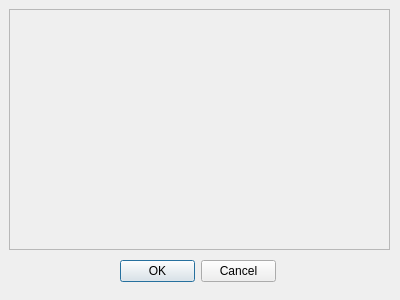
First picture: the form in lightapp/ui/QDesigner/SlotsWindow.ui, repository raphigaziano/lightapp, before the edit.
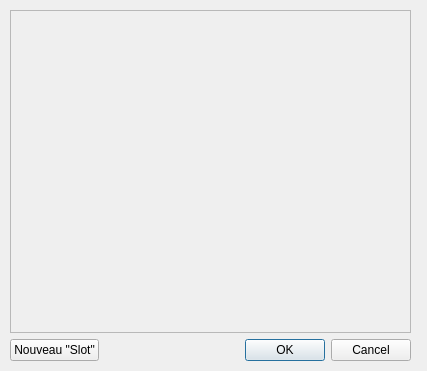
Second picture: the form after the edit.

Commit message: generatin slot widgets inside scrollarea

Diff of the .ui file:
```diff
--- a/lightapp/ui/QDesigner/SlotsWindow.ui
+++ b/lightapp/ui/QDesigner/SlotsWindow.ui
@@ -6,38 +6,25 @@
    <rect>
     <x>0</x>
     <y>0</y>
-    <width>400</width>
-    <height>300</height>
+    <width>427</width>
+    <height>371</height>
    </rect>
   </property>
   <property name="windowTitle">
    <string>LightApp - Mémoires</string>
   </property>
-  <widget class="QDialogButtonBox" name="buttonBox">
+  <widget class="QWidget" name="verticalLayoutWidget_2">
    <property name="geometry">
     <rect>
-     <x>120</x>
-     <y>260</y>
-     <width>156</width>
-     <height>23</height>
+     <x>10</x>
+     <y>10</y>
+     <width>401</width>
+     <height>351</height>
     </rect>
    </property>
-   <property name="orientation">
-    <enum>Qt::Horizontal</enum>
-   </property>
-   <property name="standardButtons">
-    <set>QDialogButtonBox::Cancel|QDialogButtonBox::Ok</set>
-   </property>
-  </widget>
-  <widget class="QScrollArea" name="scrollArea">
-   <property name="geometry">
-    <rect>
-     <x>9</x>
-     <y>9</y>
-     <width>381</width>
-     <height>241</height>
-    </rect>
-   </property>
+   <layout class="QVBoxLayout" name="verticalLayout">
+    <item>
+     <widget class="QScrollArea" name="slots_scroller">
    <property name="widgetResizable">
     <bool>true</bool>
    </property>
@@ -46,11 +33,58 @@
      <rect>
       <x>0</x>
       <y>0</y>
-      <width>379</width>
-      <height>239</height>
-     </rect>
-    </property>
-   </widget>
+         <width>397</width>
+         <height>316</height>
+        </rect>
+       </property>
+       <widget class="QWidget" name="verticalLayoutWidget">
+        <property name="geometry">
+         <rect>
+          <x>-1</x>
+          <y>-1</y>
+          <width>401</width>
+          <height>321</height>
+         </rect>
+        </property>
+        <layout class="QVBoxLayout" name="scroller_layout">
+         <property name="sizeConstraint">
+          <enum>QLayout::SetDefaultConstraint</enum>
+         </property>
+        </layout>
+       </widget>
+       <zorder>verticalLayoutWidget</zorder>
+       <zorder>btn_add_slot</zorder>
+       <zorder>buttonBox</zorder>
+       <zorder>btn_add_slot</zorder>
+       <zorder>buttonBox</zorder>
+       <zorder>btn_add_slot</zorder>
+       <zorder>buttonBox</zorder>
+       <zorder>horizontalLayoutWidget</zorder>
+      </widget>
+     </widget>
+    </item>
+    <item>
+     <layout class="QHBoxLayout" name="horizontalLayout">
+      <item>
+       <widget class="QPushButton" name="btn_add_slot">
+        <property name="text">
+         <string>Nouveau &quot;Slot&quot;</string>
+        </property>
+       </widget>
+      </item>
+      <item>
+       <widget class="QDialogButtonBox" name="buttonBox">
+        <property name="orientation">
+         <enum>Qt::Horizontal</enum>
+        </property>
+        <property name="standardButtons">
+         <set>QDialogButtonBox::Cancel|QDialogButtonBox::Ok</set>
+        </property>
+       </widget>
+      </item>
+     </layout>
+    </item>
+   </layout>
   </widget>
  </widget>
  <resources/>
```
Lines whose indentation alone changed are shown as unchanged. The commit also changes 9 other files.
